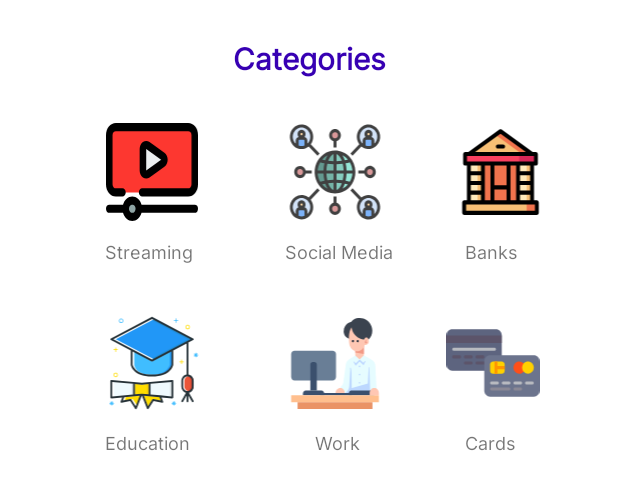
After one commit to wilkison-silva/password-keeper, an Android app: the layout bottom_sheet_category.xml on its own in the app's theme, with its tools: preview values and no code run, on a phone screen of 412 x 824 dp. The commit adds this screen. Shown: the top 490 px of the screen. Run offline under Robolectric (Android 15) with nearby library versions, the phone set to English and light mode, and no system bars.

Commit message:
feat: bottom sheet category

```diff
--- /dev/null
+++ b/app/src/main/res/layout/bottom_sheet_category.xml
@@ -0,0 +1,176 @@
+<?xml version="1.0" encoding="utf-8"?>
+<androidx.constraintlayout.widget.ConstraintLayout xmlns:android="http://schemas.android.com/apk/res/android"
+    xmlns:app="http://schemas.android.com/apk/res-auto"
+    android:layout_width="match_parent"
+    android:layout_height="match_parent"
+    android:background="@drawable/background_rounded_tops">
+
+    <TextView
+        android:id="@+id/textViewCategory"
+        android:layout_width="wrap_content"
+        android:layout_height="wrap_content"
+        android:layout_marginTop="24dp"
+        android:fontFamily="@font/inter"
+        android:text="Categories"
+        android:textColor="@color/purple_700"
+        android:textFontWeight="700"
+        android:textSize="20sp"
+        app:layout_constraintEnd_toEndOf="parent"
+        app:layout_constraintStart_toStartOf="parent"
+        app:layout_constraintTop_toTopOf="parent" />
+
+    <ImageView
+        android:id="@+id/imageViewStreaming"
+        android:layout_width="65dp"
+        android:layout_height="65dp"
+        android:layout_marginStart="40dp"
+        android:layout_marginTop="30dp"
+        android:layout_marginEnd="250dp"
+        android:src="@drawable/ic_stream_type"
+        app:layout_constraintEnd_toEndOf="parent"
+        app:layout_constraintStart_toStartOf="parent"
+        app:layout_constraintTop_toBottomOf="@id/textViewCategory" />
+
+    <TextView
+        android:id="@+id/textViewStreaming"
+        android:layout_width="70dp"
+        android:layout_height="20dp"
+        android:layout_marginStart="70dp"
+        android:layout_marginTop="12dp"
+        android:layout_marginEnd="250dp"
+        android:fontFamily="@font/inter"
+        android:text="@string/streaming"
+        android:textFontWeight="400"
+        android:textSize="12sp"
+        app:layout_constraintStart_toStartOf="parent"
+        app:layout_constraintTop_toBottomOf="@+id/imageViewStreaming" />
+
+    <ImageView
+        android:id="@+id/imageViewSocialMedia"
+        android:layout_width="65dp"
+        android:layout_height="65dp"
+        android:layout_marginStart="40dp"
+        android:layout_marginTop="30dp"
+        android:layout_marginEnd="140dp"
+        android:src="@drawable/ic_social_media"
+        app:layout_constraintEnd_toEndOf="parent"
+        app:layout_constraintStart_toEndOf="@id/imageViewStreaming"
+        app:layout_constraintTop_toBottomOf="@id/textViewCategory" />
+
+    <TextView
+        android:id="@+id/textViewSocialMedia"
+        android:layout_width="80dp"
+        android:layout_height="20dp"
+        android:layout_marginStart="190dp"
+        android:layout_marginTop="12dp"
+        android:layout_marginEnd="250dp"
+        android:fontFamily="@font/inter"
+        android:text="@string/social_media"
+        android:textFontWeight="400"
+        android:textSize="12sp"
+        app:layout_constraintStart_toStartOf="parent"
+        app:layout_constraintTop_toBottomOf="@+id/imageViewSocialMedia" />
+
+    <ImageView
+        android:id="@+id/imageViewBank"
+        android:layout_width="65dp"
+        android:layout_height="65dp"
+        android:layout_marginStart="40dp"
+        android:layout_marginTop="30dp"
+        android:layout_marginEnd="40dp"
+        android:src="@drawable/ic_bank"
+        app:layout_constraintEnd_toEndOf="parent"
+        app:layout_constraintStart_toEndOf="@id/imageViewSocialMedia"
+        app:layout_constraintTop_toBottomOf="@id/textViewCategory" />
+
+    <TextView
+        android:id="@+id/textViewBank"
+        android:layout_width="70dp"
+        android:layout_height="20dp"
+        android:layout_marginStart="310dp"
+        android:layout_marginTop="12dp"
+        android:layout_marginEnd="250dp"
+        android:fontFamily="@font/inter"
+        android:text="@string/banks"
+        android:textFontWeight="400"
+        android:textSize="12sp"
+        app:layout_constraintStart_toStartOf="parent"
+        app:layout_constraintTop_toBottomOf="@+id/imageViewBank" />
+
+    <ImageView
+        android:id="@+id/imageViewEducation"
+        android:layout_width="65dp"
+        android:layout_height="65dp"
+        android:layout_marginStart="40dp"
+        android:layout_marginTop="30dp"
+        android:layout_marginEnd="250dp"
+        android:src="@drawable/ic_education"
+        app:layout_constraintEnd_toEndOf="parent"
+        app:layout_constraintStart_toStartOf="parent"
+        app:layout_constraintTop_toBottomOf="@id/textViewStreaming" />
+
+    <TextView
+        android:id="@+id/textViewEducation"
+        android:layout_width="70dp"
+        android:layout_height="20dp"
+        android:layout_marginStart="70dp"
+        android:layout_marginTop="12dp"
+        android:layout_marginEnd="250dp"
+        android:fontFamily="@font/inter"
+        android:text="@string/education"
+        android:textFontWeight="400"
+        android:textSize="12sp"
+        app:layout_constraintStart_toStartOf="parent"
+        app:layout_constraintTop_toBottomOf="@+id/imageViewEducation" />
+
+    <ImageView
+        android:id="@+id/imageViewWork"
+        android:layout_width="65dp"
+        android:layout_height="65dp"
+        android:layout_marginTop="30dp"
+        android:layout_marginEnd="140dp"
+        android:layout_marginStart="40dp"
+        android:src="@drawable/ic_work"
+        app:layout_constraintEnd_toEndOf="parent"
+        app:layout_constraintStart_toEndOf="@+id/imageViewEducation"
+        app:layout_constraintTop_toBottomOf="@id/textViewSocialMedia" />
+
+    <TextView
+        android:id="@+id/textViewWork"
+        android:layout_width="70dp"
+        android:layout_height="20dp"
+        android:layout_marginStart="210dp"
+        android:layout_marginTop="12dp"
+        android:layout_marginEnd="250dp"
+        android:fontFamily="@font/inter"
+        android:text="@string/work"
+        android:textFontWeight="400"
+        android:textSize="12sp"
+        app:layout_constraintStart_toStartOf="parent"
+        app:layout_constraintTop_toBottomOf="@+id/imageViewEducation" />
+
+    <ImageView
+        android:id="@+id/imageViewCard"
+        android:layout_width="65dp"
+        android:layout_height="65dp"
+        android:src="@drawable/ic_card"
+        android:layout_marginStart="40dp"
+        android:layout_marginTop="30dp"
+        app:layout_constraintStart_toEndOf="@+id/imageViewWork"
+        app:layout_constraintTop_toBottomOf="@+id/textViewBank" />
+
+    <TextView
+        android:id="@+id/textViewCard"
+        android:layout_width="70dp"
+        android:layout_height="20dp"
+        android:layout_marginStart="310dp"
+        android:layout_marginTop="12dp"
+        android:layout_marginEnd="250dp"
+        android:fontFamily="@font/inter"
+        android:text="@string/cards"
+        android:textFontWeight="400"
+        android:textSize="12sp"
+        app:layout_constraintStart_toStartOf="parent"
+        app:layout_constraintTop_toBottomOf="@+id/imageViewCard" />
+
+</androidx.constraintlayout.widget.ConstraintLayout>
--- a/app/src/main/res/layout/form_card_fragment.xml
+++ b/app/src/main/res/layout/form_card_fragment.xml
@@ -52,7 +52,7 @@
             app:layout_constraintTop_toBottomOf="@+id/textViewTitle" />
 
         <com.google.android.material.imageview.ShapeableImageView
-            android:id="@+id/imageViewImageCard"
+            android:id="@+id/imageViewCard"
             app:shapeAppearanceOverlay="@style/topRoundedImage"
             android:layout_width="0dp"
             android:layout_height="200dp"
@@ -81,7 +81,7 @@
             app:errorEnabled="true"
             app:layout_constraintEnd_toEndOf="parent"
             app:layout_constraintStart_toStartOf="parent"
-            app:layout_constraintTop_toBottomOf="@+id/imageViewImageCard"
+            app:layout_constraintTop_toBottomOf="@+id/imageViewCard"
             app:startIconDrawable="@drawable/ic_description">
 
             <com.google.android.material.textfield.TextInputEditText
```
